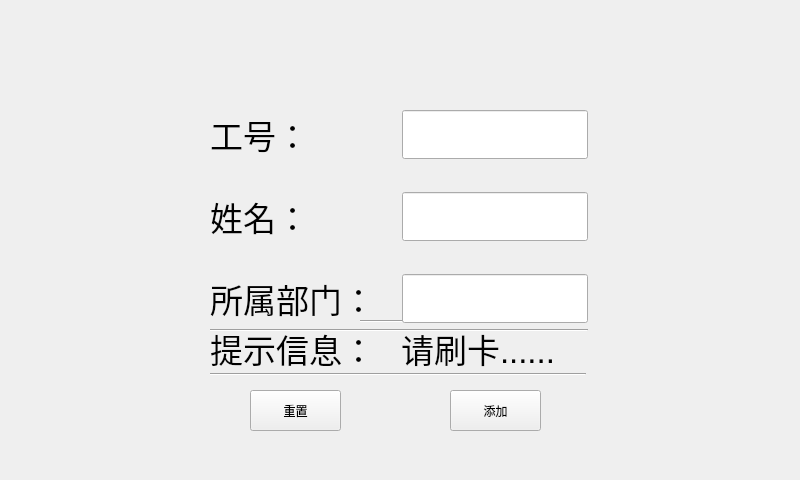
Qt form windowadd.ui (jindezhang/kqj) before a commit.
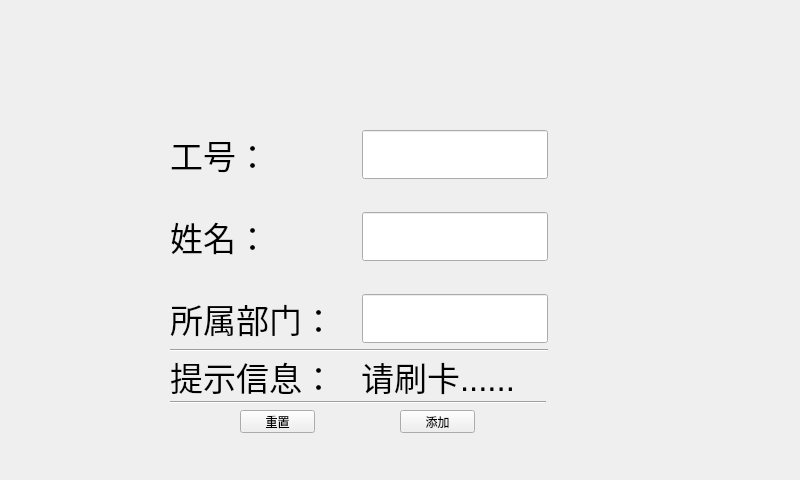
The same form after that commit. Custom widgets are drawn as their Qt base class.

The edit to the form file:
```diff
--- a/windowadd.ui
+++ b/windowadd.ui
@@ -33,10 +33,10 @@
    <widget class="QPushButton" name="pushButton">
     <property name="geometry">
      <rect>
-      <x>450</x>
-      <y>390</y>
-      <width>91</width>
-      <height>41</height>
+      <x>400</x>
+      <y>410</y>
+      <width>75</width>
+      <height>23</height>
      </rect>
     </property>
     <property name="text">
@@ -46,34 +46,21 @@
    <widget class="QPushButton" name="pushButton_2">
     <property name="geometry">
      <rect>
-      <x>250</x>
-      <y>390</y>
-      <width>91</width>
-      <height>41</height>
+      <x>240</x>
+      <y>410</y>
+      <width>75</width>
+      <height>23</height>
      </rect>
     </property>
     <property name="text">
      <string>重置</string>
     </property>
    </widget>
-   <widget class="Line" name="line_2">
+   <widget class="QWidget" name="layoutWidget">
     <property name="geometry">
      <rect>
-      <x>360</x>
-      <y>320</y>
-      <width>118</width>
-      <height>3</height>
-     </rect>
-    </property>
-    <property name="orientation">
-     <enum>Qt::Horizontal</enum>
-    </property>
-   </widget>
-   <widget class="QWidget" name="">
-    <property name="geometry">
-     <rect>
-      <x>210</x>
-      <y>330</y>
+      <x>170</x>
+      <y>358</y>
       <width>376</width>
       <height>46</height>
      </rect>
@@ -116,11 +103,11 @@
      </item>
     </layout>
    </widget>
-   <widget class="QWidget" name="">
+   <widget class="QWidget" name="layoutWidget">
     <property name="geometry">
      <rect>
-      <x>210</x>
-      <y>110</y>
+      <x>170</x>
+      <y>130</y>
       <width>378</width>
       <height>222</height>
      </rect>
```
